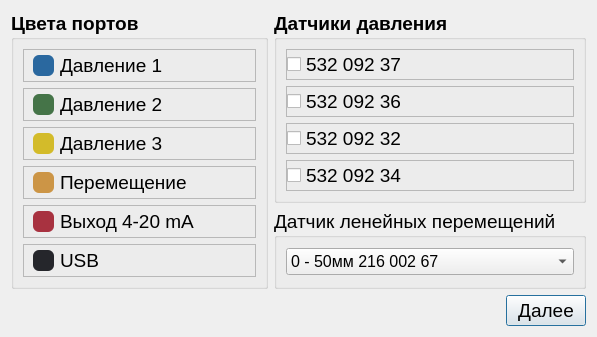
Old version of the form NotationWindow.ui in the repository Rekvim/MpiSdk.
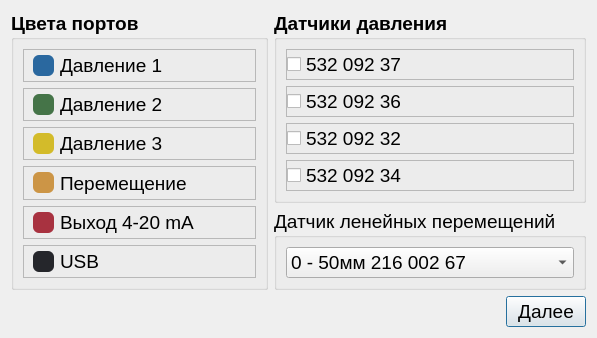
New version of the form.

Diff of the .ui file:
```diff
--- a/NotationWindow.ui
+++ b/NotationWindow.ui
@@ -610,7 +610,7 @@
            <widget class="QComboBox" name="comboBox_movings">
             <property name="font">
              <font>
-              <pointsize>12</pointsize>
+              <pointsize>14</pointsize>
              </font>
             </property>
             <item>
```
